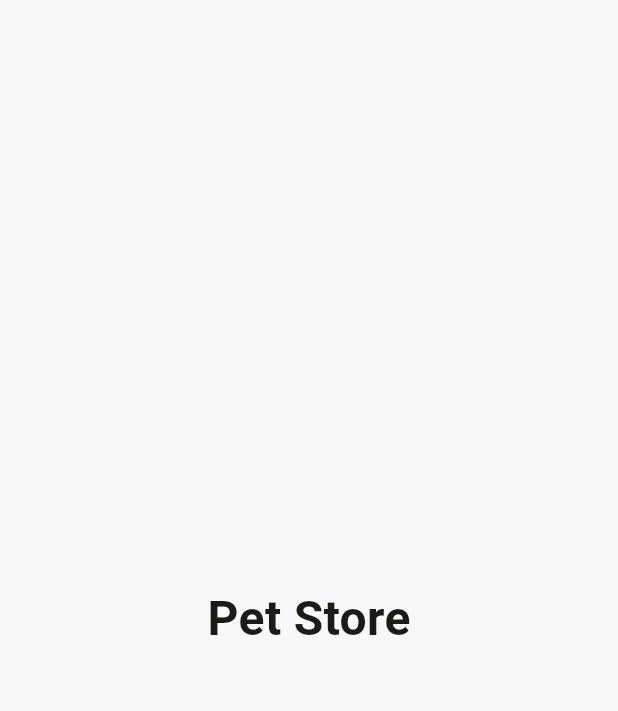
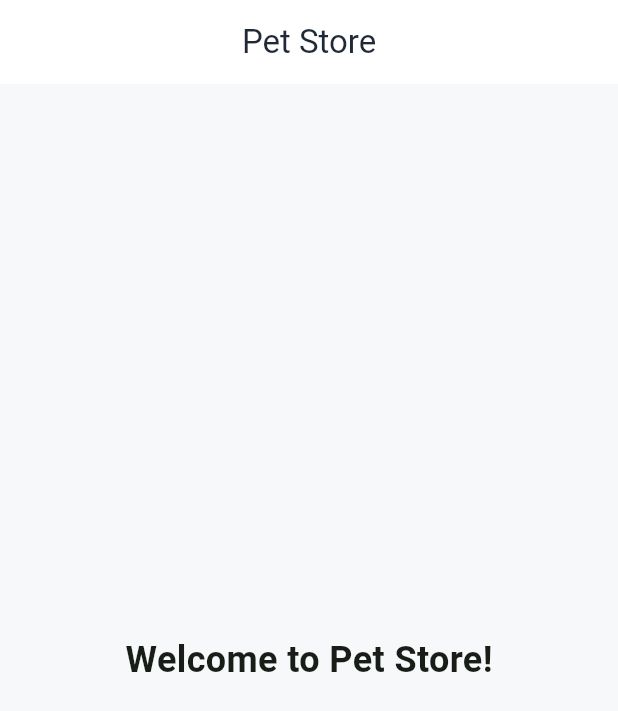
Before and after one commit to bilgenurpala/pet-adopt, a Flutter app: the screen it shows after launch, on a phone screen of 412 x 824 dp. Shown: the top 711 px of the screen. Run offline on Flutter 3.47's test engine with Material 3 defaults, Android fonts, the phone set to English and light mode, and no system bars; our stand-ins replace go_router.

Commit message:
feat(frontend): complete theme, routing and responsive foundation

```diff
--- /dev/null
+++ b/frontend/lib/core/constants/app_breakpoints.dart
@@ -0,0 +1,5 @@
+abstract final class AppBreakpoints {
+  static const double mobile = 600;
+  static const double tablet = 1024;
+  static const double desktop = 1440;
+}
--- a/frontend/lib/core/router/app_router.dart
+++ b/frontend/lib/core/router/app_router.dart
@@ -1,10 +1,15 @@
-import 'package:flutter/material.dart';
 import 'package:go_router/go_router.dart';
 import '../../features/pets/screens/home_page.dart';
+import 'route_names.dart';
 
 class AppRouter {
   static final router = GoRouter(
     initialLocation: '/',
-    routes: [GoRoute(path: '/', builder: (context, state) => const HomePage())],
+    routes: [
+      GoRoute(
+        path: RouteNames.home,
+        builder: (context, state) => const HomePage(),
+      ),
+    ],
   );
 }
--- /dev/null
+++ b/frontend/lib/core/router/route_names.dart
@@ -0,0 +1,8 @@
+abstract final class RouteNames {
+  static const String home = '/';
+  static const String pets = '/pets';
+  static const String favorites = '/favorites';
+  static const String orders = '/orders';
+  static const String aiRecommendation = '/ai-recommendation';
+  static const String admin = '/admin';
+}
--- a/frontend/lib/core/theme/app_colors.dart
+++ b/frontend/lib/core/theme/app_colors.dart
@@ -2,6 +2,7 @@ import 'package:flutter/material.dart';
 
 abstract final class AppColors {
   static const Color primary = Color(0xFF2E7D32);
+  static const Color primaryLight = Color(0xFFE8F5E9);
   static const Color secondary = Color(0xFFFFB74D);
 
   static const Color background = Color(0xFFF7F8FA);
@@ -10,5 +11,10 @@ abstract final class AppColors {
   static const Color textPrimary = Color(0xFF1F2937);
   static const Color textSecondary = Color(0xFF6B7280);
 
+  static const Color border = Color(0xFFE5E7EB);
+  static const Color disabled = Color(0xFFBDBDBD);
+
+  static const Color success = Color(0xFF2E7D32);
+  static const Color warning = Color(0xFFF59E0B);
   static const Color error = Color(0xFFD32F2F);
 }
--- a/frontend/lib/core/theme/app_theme.dart
+++ b/frontend/lib/core/theme/app_theme.dart
@@ -22,6 +22,42 @@ abstract final class AppTheme {
       ),
 
       cardTheme: const CardThemeData(color: AppColors.surface, elevation: 2),
+
+      elevatedButtonTheme: ElevatedButtonThemeData(
+        style: ElevatedButton.styleFrom(
+          backgroundColor: AppColors.primary,
+          foregroundColor: Colors.white,
+          minimumSize: const Size(double.infinity, 50),
+          shape: RoundedRectangleBorder(
+            borderRadius: BorderRadius.circular(12),
+          ),
+        ),
+      ),
+
+      outlinedButtonTheme: OutlinedButtonThemeData(
+        style: OutlinedButton.styleFrom(
+          minimumSize: const Size(double.infinity, 50),
+          foregroundColor: AppColors.primary,
+          side: const BorderSide(color: AppColors.primary),
+          shape: RoundedRectangleBorder(
+            borderRadius: BorderRadius.circular(12),
+          ),
+        ),
+      ),
+
+      inputDecorationTheme: InputDecorationTheme(
+        filled: true,
+        fillColor: AppColors.surface,
+        border: OutlineInputBorder(borderRadius: BorderRadius.circular(12)),
+        enabledBorder: OutlineInputBorder(
+          borderRadius: BorderRadius.circular(12),
+          borderSide: const BorderSide(color: AppColors.border),
+        ),
+        focusedBorder: OutlineInputBorder(
+          borderRadius: BorderRadius.circular(12),
+          borderSide: const BorderSide(color: AppColors.primary, width: 2),
+        ),
+      ),
     );
   }
 }
--- /dev/null
+++ b/frontend/lib/core/utils/responsive.dart
@@ -0,0 +1,21 @@
+import 'package:flutter/material.dart';
+
+import '../constants/app_breakpoints.dart';
+
+class Responsive {
+  const Responsive._();
+
+  static bool isMobile(BuildContext context) {
+    return MediaQuery.of(context).size.width < AppBreakpoints.mobile;
+  }
+
+  static bool isTablet(BuildContext context) {
+    final width = MediaQuery.of(context).size.width;
+
+    return width >= AppBreakpoints.mobile && width < AppBreakpoints.desktop;
+  }
+
+  static bool isDesktop(BuildContext context) {
+    return MediaQuery.of(context).size.width >= AppBreakpoints.desktop;
+  }
+}
--- /dev/null
+++ b/frontend/lib/core/widgets/app_scaffold.dart
@@ -0,0 +1,26 @@
+import 'package:flutter/material.dart';
+
+import '../utils/responsive.dart';
+
+class AppScaffold extends StatelessWidget {
+  const AppScaffold({required this.body, this.title, this.actions, super.key});
+
+  final Widget body;
+  final String? title;
+  final List<Widget>? actions;
+
+  @override
+  Widget build(BuildContext context) {
+    final isMobile = Responsive.isMobile(context);
+
+    return Scaffold(
+      appBar: AppBar(title: Text(title ?? 'Pet Store'), actions: actions),
+      body: SafeArea(
+        child: Padding(
+          padding: EdgeInsets.all(isMobile ? 16 : 24),
+          child: body,
+        ),
+      ),
+    );
+  }
+}
--- a/frontend/lib/features/pets/screens/home_page.dart
+++ b/frontend/lib/features/pets/screens/home_page.dart
@@ -1,15 +1,18 @@
 import 'package:flutter/material.dart';
+
+import '../../../core/widgets/app_scaffold.dart';
 
 class HomePage extends StatelessWidget {
   const HomePage({super.key});
 
   @override
   Widget build(BuildContext context) {
-    return const Scaffold(
+    return const AppScaffold(
+      title: 'Pet Store',
       body: Center(
         child: Text(
-          'Pet Store',
-          style: TextStyle(fontSize: 32, fontWeight: FontWeight.bold),
+          'Welcome to Pet Store!',
+          style: TextStyle(fontSize: 24, fontWeight: FontWeight.bold),
         ),
       ),
     );
```
